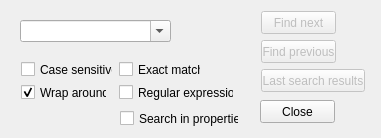
The window that finditemsdialog.ui (kambala-decapitator/MedianXLOfflineTools) describes before a commit, drawn with Qt 5.
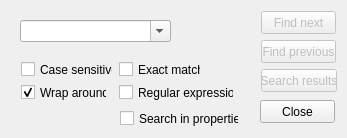
The same window after the commit.

Commit message: search results dialog is fully working; search results communicates with search dialog and vice-versa; removed unneeded model/view for search results - it's using QTreeWidget; added param to ItemDataBase::completeItemName() to exclude quiality text.

Diff of the .ui file:
```diff
--- a/finditemsdialog.ui
+++ b/finditemsdialog.ui
@@ -6,7 +6,7 @@
    <rect>
     <x>0</x>
     <y>0</y>
-    <width>381</width>
+    <width>347</width>
     <height>138</height>
    </rect>
   </property>
@@ -117,7 +117,7 @@
     <rect>
      <x>261</x>
      <y>69</y>
-     <width>104</width>
+     <width>76</width>
      <height>23</height>
     </rect>
    </property>
@@ -128,7 +128,7 @@
     </sizepolicy>
    </property>
    <property name="text">
-    <string>Last search results</string>
+    <string>Search results</string>
    </property>
   </widget>
   <widget class="QPushButton" name="closeButton">
```
The commit also changes 19 other files.
